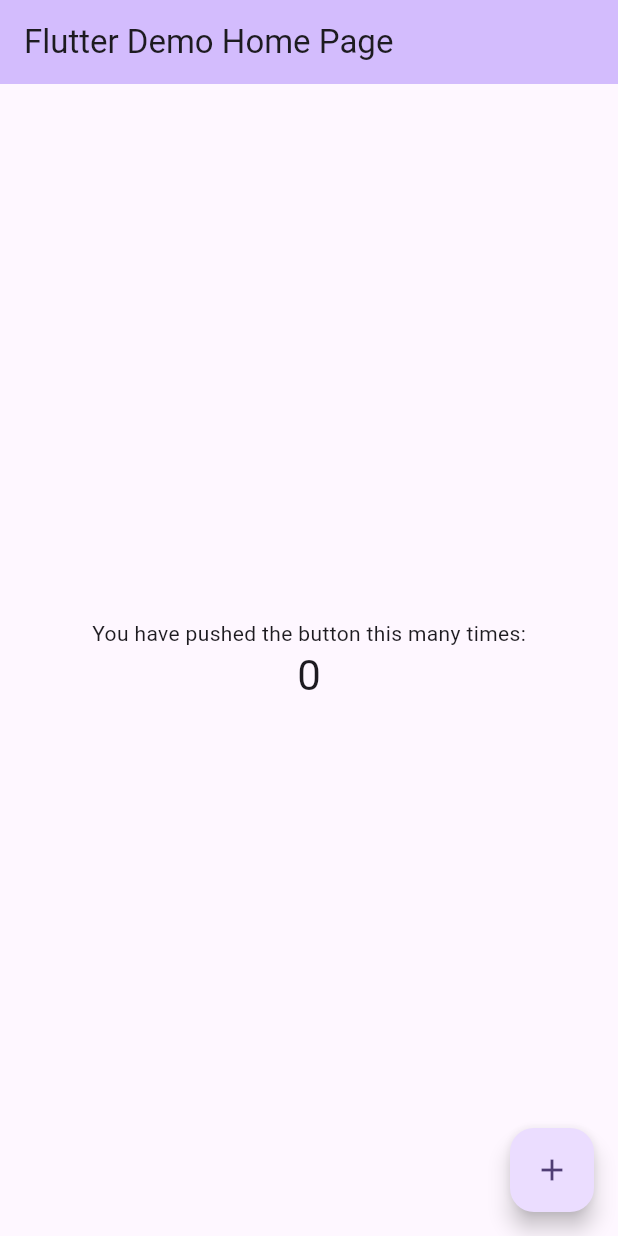
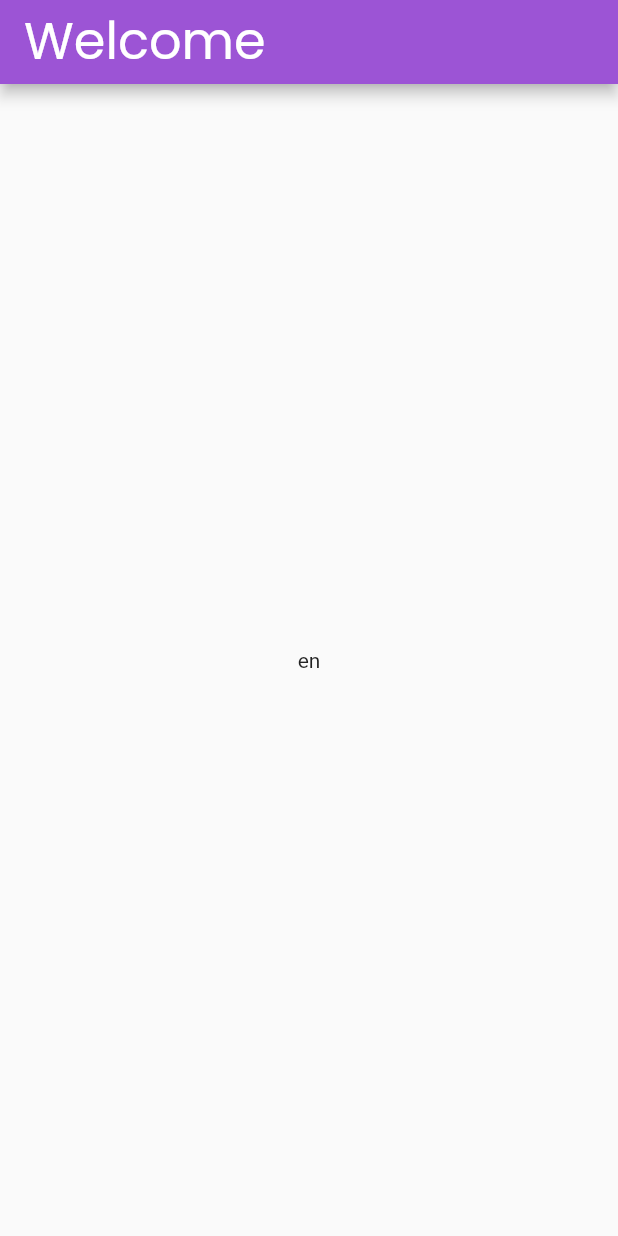
Before and after one commit to bilginfatih/shazy, a Flutter app: the screen it shows after launch, on a phone screen of 412 x 824 dp. Run offline on Flutter 3.47's test engine with Material 2 defaults, Android fonts, the light colour scheme and no system bars; our stand-ins replace google_fonts, hexcolor; generated files the repository leaves out were written again.

Commit message:
theme and style

```diff
--- /dev/null
+++ b/lib/l10n/app_en.arb
@@ -0,0 +1,10 @@
+{
+    "welcomeMessage": "Welcome",
+    "@welcomeMessage": {
+      "content": "English Content"
+    },
+    "description": "English Content",
+    "@description": {
+      "content": "asd"
+    }
+}
--- /dev/null
+++ b/lib/l10n/app_tr.arb
@@ -0,0 +1,4 @@
+{
+  "welcomeMessage": "Hoşgeldiniz",
+  "description": "Türkçe Metin"
+}
--- a/lib/main.dart
+++ b/lib/main.dart
@@ -1,125 +1,48 @@
 import 'package:flutter/material.dart';
+import 'package:flutter_gen/gen_l10n/app_localizations.dart';
+import 'package:flutter_localizations/flutter_localizations.dart';
+import 'package:shazy/styles.dart';
+import 'package:shazy/themes.dart';
 
 void main() {
-  runApp(const MyApp());
+  runApp(MyApp());
 }
 
 class MyApp extends StatelessWidget {
-  const MyApp({super.key});
-
-  // This widget is the root of your application.
   @override
   Widget build(BuildContext context) {
     return MaterialApp(
-      title: 'Flutter Demo',
-      theme: ThemeData(
-        // This is the theme of your application.
-        //
-        // TRY THIS: Try running your application with "flutter run". You'll see
-        // the application has a blue toolbar. Then, without quitting the app,
-        // try changing the seedColor in the colorScheme below to Colors.green
-        // and then invoke "hot reload" (save your changes or press the "hot
-        // reload" button in a Flutter-supported IDE, or press "r" if you used
-        // the command line to start the app).
-        //
-        // Notice that the counter didn't reset back to zero; the application
-        // state is not lost during the reload. To reset the state, use hot
-        // restart instead.
-        //
-        // This works for code too, not just values: Most code changes can be
-        // tested with just a hot reload.
-        colorScheme: ColorScheme.fromSeed(seedColor: Colors.deepPurple),
-        useMaterial3: true,
-      ),
-      home: const MyHomePage(title: 'Flutter Demo Home Page'),
+      debugShowCheckedModeBanner: false,
+      title: 'SHAZY',
+      theme: AppThemes.lightTheme,
+      darkTheme: AppThemes.darkTheme,
+      themeMode: ThemeMode.system,
+      localizationsDelegates: const [
+        AppLocalizations.delegate,
+        GlobalMaterialLocalizations.delegate,
+        GlobalWidgetsLocalizations.delegate,
+        GlobalCupertinoLocalizations.delegate
+      ],
+      supportedLocales: const [Locale('tr'), Locale('en')],
+      home: const MyHomePage(),
     );
   }
 }
 
-class MyHomePage extends StatefulWidget {
-  const MyHomePage({super.key, required this.title});
-
-  // This widget is the home page of your application. It is stateful, meaning
-  // that it has a State object (defined below) that contains fields that affect
-  // how it looks.
-
-  // This class is the configuration for the state. It holds the values (in this
-  // case the title) provided by the parent (in this case the App widget) and
-  // used by the build method of the State. Fields in a Widget subclass are
-  // always marked "final".
-
-  final String title;
-
-  @override
-  State<MyHomePage> createState() => _MyHomePageState();
-}
-
-class _MyHomePageState extends State<MyHomePage> {
-  int _counter = 0;
-
-  void _incrementCounter() {
-    setState(() {
-      // This call to setState tells the Flutter framework that something has
-      // changed in this State, which causes it to rerun the build method below
-      // so that the display can reflect the updated values. If we changed
-      // _counter without calling setState(), then the build method would not be
-      // called again, and so nothing would appear to happen.
-      _counter++;
-    });
-  }
-
+class MyHomePage extends StatelessWidget {
+  const MyHomePage({super.key});
   @override
   Widget build(BuildContext context) {
-    // This method is rerun every time setState is called, for instance as done
-    // by the _incrementCounter method above.
-    //
-    // The Flutter framework has been optimized to make rerunning build methods
-    // fast, so that you can just rebuild anything that needs updating rather
-    // than having to individually change instances of widgets.
     return Scaffold(
       appBar: AppBar(
-        // TRY THIS: Try changing the color here to a specific color (to
-        // Colors.amber, perhaps?) and trigger a hot reload to see the AppBar
-        // change color while the other colors stay the same.
-        backgroundColor: Theme.of(context).colorScheme.inversePrimary,
-        // Here we take the value from the MyHomePage object that was created by
-        // the App.build method, and use it to set our appbar title.
-        title: Text(widget.title),
+        title: Text(
+          AppLocalizations.of(context).welcomeMessage,
+          style: AppTextStyles.titleXlargeRegular.copyWith(),
+        ),
       ),
       body: Center(
-        // Center is a layout widget. It takes a single child and positions it
-        // in the middle of the parent.
-        child: Column(
-          // Column is also a layout widget. It takes a list of children and
-          // arranges them vertically. By default, it sizes itself to fit its
-          // children horizontally, and tries to be as tall as its parent.
-          //
-          // Column has various properties to control how it sizes itself and
-          // how it positions its children. Here we use mainAxisAlignment to
-          // center the children vertically; the main axis here is the vertical
-          // axis because Columns are vertical (the cross axis would be
-          // horizontal).
-          //
-          // TRY THIS: Invoke "debug painting" (choose the "Toggle Debug Paint"
-          // action in the IDE, or press "p" in the console), to see the
-          // wireframe for each widget.
-          mainAxisAlignment: MainAxisAlignment.center,
-          children: <Widget>[
-            const Text(
-              'You have pushed the button this many times:',
-            ),
-            Text(
-              '$_counter',
-              style: Theme.of(context).textTheme.headlineMedium,
-            ),
-          ],
-        ),
+        child: Text(AppLocalizations.of(context).localeName),
       ),
-      floatingActionButton: FloatingActionButton(
-        onPressed: _incrementCounter,
-        tooltip: 'Increment',
-        child: const Icon(Icons.add),
-      ), // This trailing comma makes auto-formatting nicer for build methods.
     );
   }
 }
--- /dev/null
+++ b/lib/styles.dart
@@ -0,0 +1,29 @@
+import 'package:flutter/material.dart';
+import 'package:google_fonts/google_fonts.dart';
+
+class AppTextStyles {
+  static final TextStyle titleXlargeRegular = GoogleFonts.poppins(
+    fontSize: 34,
+    fontWeight: FontWeight.w400,
+  );
+  static final TextStyle titleLargeRegular = GoogleFonts.poppins(
+    fontSize: 28,
+    fontWeight: FontWeight.w400,
+  );
+  static final TextStyle titleMedRegular = GoogleFonts.poppins(
+    fontSize: 24,
+    fontWeight: FontWeight.w400,
+  );
+  static final TextStyle titleSmallRegular = GoogleFonts.poppins(
+    fontSize: 22,
+    fontWeight: FontWeight.w400,
+  );
+  static final TextStyle headlineLargeRegular = GoogleFonts.poppins(
+    fontSize: 20,
+    fontWeight: FontWeight.w400,
+  );
+  static final TextStyle headlineSmallRegular = GoogleFonts.poppins(
+    fontSize: 18,
+    fontWeight: FontWeight.w400,
+  );
+}
--- /dev/null
+++ b/lib/themes.dart
@@ -0,0 +1,27 @@
+import 'package:flutter/material.dart';
+import 'package:hexcolor/hexcolor.dart';
+
+class AppThemes {
+  Color lightPrimary500 = HexColor('#9C54D5');
+  Color lightSecondary400 = HexColor('#81C8BD');
+  Color lightTertiary400 = HexColor('#FEFEE5');
+  Color darkPrimaryColor = HexColor('#FFD2BB');
+
+  static ThemeData lightTheme = ThemeData(
+    primaryColor: ThemeData.light().scaffoldBackgroundColor,
+    colorScheme: const ColorScheme.light().copyWith(
+      primary: _appThemes.lightPrimary500,
+      secondary: _appThemes.lightSecondary400,
+      tertiary: _appThemes.lightTertiary400,
+    ),
+  );
+
+  static ThemeData darkTheme = ThemeData(
+    primaryColor: ThemeData.dark().scaffoldBackgroundColor,
+    colorScheme: const ColorScheme.dark().copyWith(
+      primary: _appThemes.darkPrimaryColor,
+    ),
+  );
+}
+
+AppThemes _appThemes = AppThemes();
```
Also changed, not shown: pubspec.yaml (+5 -4 lines), pubspec.lock.
